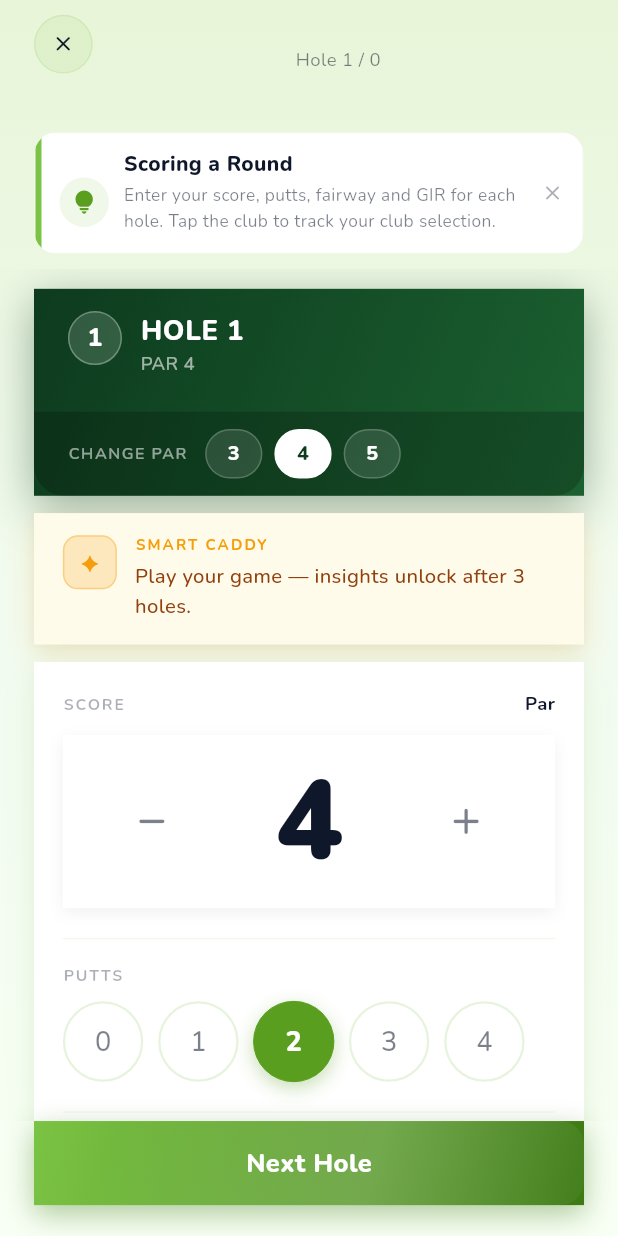
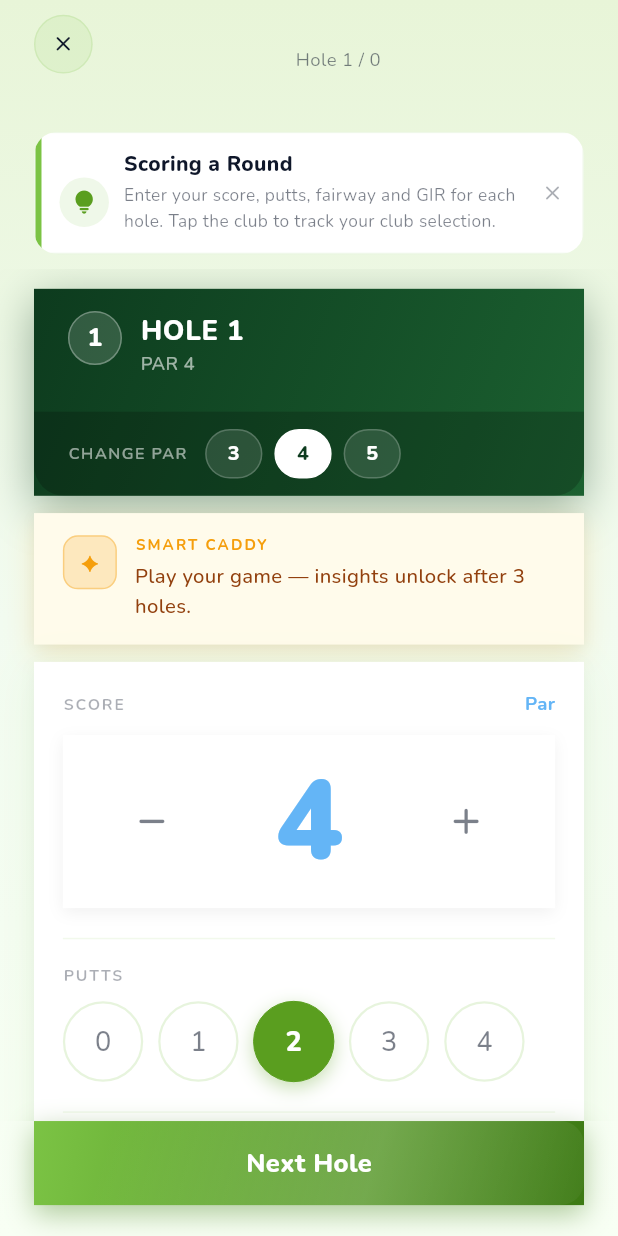
Before and after one commit to grathi/StatTee, a Flutter app: the ScorecardScreen screen opened directly with empty values, on a phone screen of 412 x 824 dp. Run offline on Flutter 3.47's test engine with Material 3 defaults, Android fonts, the phone set to English and light mode, and no system bars; our stand-ins replace camera, cloud_firestore, confetti, firebase_auth, firebase_core, firebase_messaging and 12 more; missing offline and left inert: gal, superellipse_shape; accounts and stored records are empty; network calls fail.

Commit message:
fix: unify score diff colors across all screens
Eagle+: gold #FFD700, Birdie: teal #4CAF82, Par: blue #64B5F6,
Bogey: amber #FFB74D, Double+: red #E53935 — applied consistently
to scorecard_screen, rounds_screen, and group_round_results_screen.

```diff
--- a/lib/screens/group_round_results_screen.dart
+++ b/lib/screens/group_round_results_screen.dart
@@ -294,9 +294,9 @@ class GroupRoundResultsScreen extends StatelessWidget {
 
   Color _diffColor(AppColors c, double? diff) {
     if (diff == null) return c.tertiaryText;
-    if (diff < 0) return const Color(0xFF3B82F6);
-    if (diff == 0) return c.accent;
-    return c.tertiaryText;
+    if (diff < 0) return const Color(0xFF4CAF82);  // under par: birdie/eagle
+    if (diff == 0) return const Color(0xFF64B5F6); // par
+    return const Color(0xFFE53935);                // over par
   }
 
   void _share(GroupRound session) {
--- a/lib/screens/rounds_screen.dart
+++ b/lib/screens/rounds_screen.dart
@@ -380,9 +380,9 @@ class _RoundCard extends StatelessWidget {
 
   Color get _diffColor {
     final d = round.scoreDiff;
-    if (d < 0) return const Color(0xFF8FD44E);
-    if (d == 0) return const Color(0xFF64B5F6);
-    return const Color(0xFFFF6B6B);
+    if (d < 0)  return const Color(0xFF4CAF82);  // under par
+    if (d == 0) return const Color(0xFF64B5F6);  // par
+    return const Color(0xFFE53935);              // over par
   }
 
   String _timeAgo(DateTime dt) {
--- a/lib/screens/scorecard_screen.dart
+++ b/lib/screens/scorecard_screen.dart
@@ -1656,11 +1656,7 @@ class _ScorecardScreenState extends State<ScorecardScreen>
 
   Widget _buildScoringCard(AppColors c) {
     final diff     = _score - _par;
-    final scoreCol = diff <= -2 ? const Color(0xFFFFD700)
-        : diff == -1 ? const Color(0xFF7BC344)
-        : diff == 0  ? c.primaryText
-        : diff == 1  ? const Color(0xFFF59E0B)
-        : const Color(0xFFEF4444);
+    final scoreCol = _scoreColor(diff);
     final scoreLabel = _scoreLabel(diff);
     final puttsMax = _score.clamp(0, 6);
 
```
